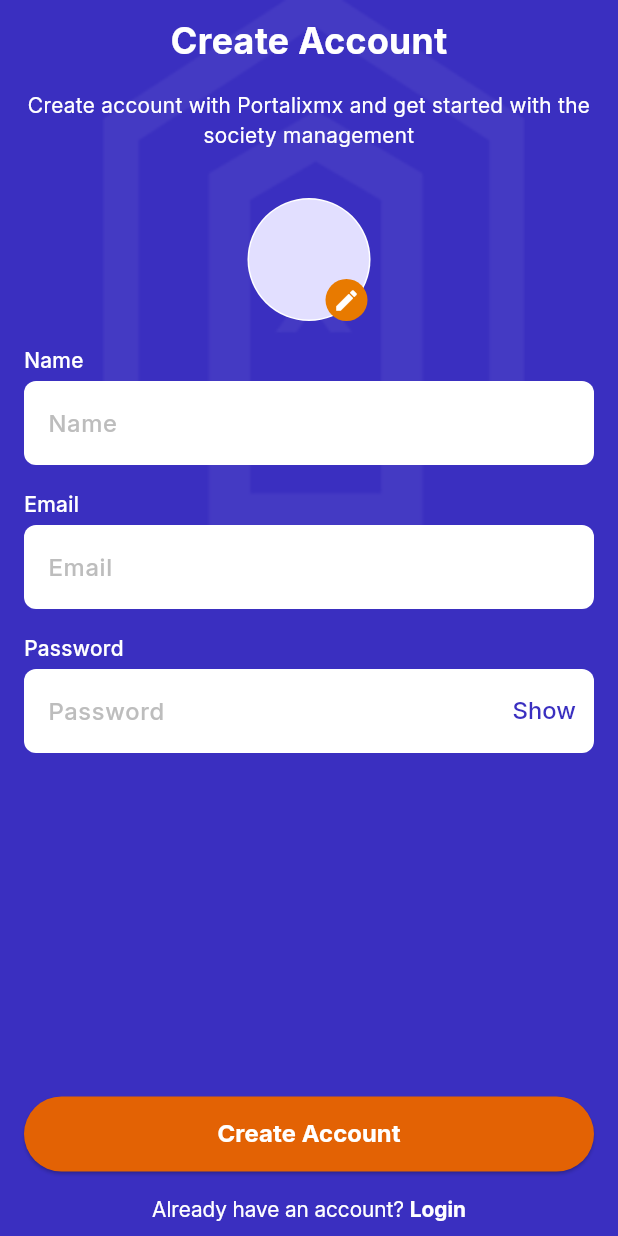
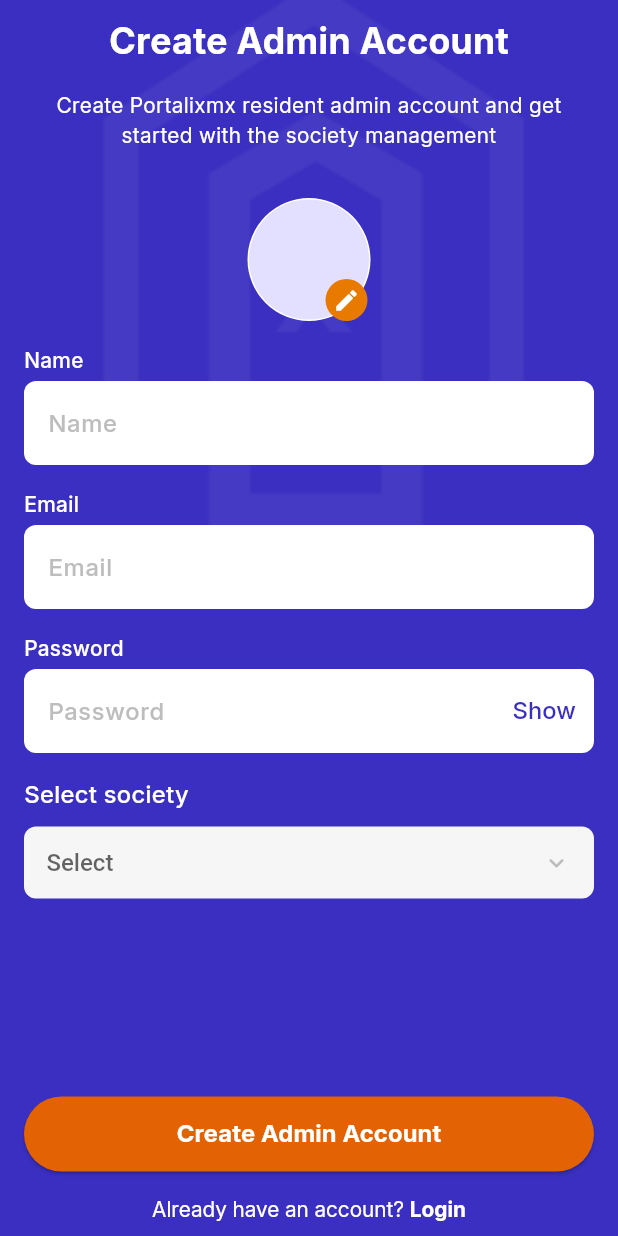
Before and after one commit to SherazAli-67/portalixmx-resident-admin, a Flutter app: the screen it shows after launch, on a phone screen of 412 x 824 dp. Run offline on Flutter 3.47's test engine with Material 3 defaults, Android fonts, the phone set to English and light mode, and no system bars; our stand-ins replace cached_network_image, cloud_firestore, firebase_auth, firebase_core, flutter_svg, fluttertoast and 5 more; accounts and stored records are empty.

Commit message:
Portalixmx Resident admin: Auth completed

```diff
--- /dev/null
+++ b/lib/core/models/society_model.dart
@@ -0,0 +1,23 @@
+class SocietyModel {
+  String id;
+  String name;
+
+  SocietyModel({
+    required this.id,
+    required this.name,
+  });
+
+  Map<String, dynamic> toMap() {
+    return {
+      'id': id,
+      'name': name,
+    };
+  }
+
+  factory SocietyModel.fromMap(Map<String, dynamic> map) {
+    return SocietyModel(
+      id: map['id'] ?? 0,
+      name: map['name'] ?? '',
+    );
+  }
+}
--- a/lib/core/models/user_model.dart
+++ b/lib/core/models/user_model.dart
@@ -6,7 +6,7 @@
   final DateTime createdAt;
   final String? profileImg;
   final VehicleInformation? vehicleInformation;
-  final String? societyID;
+  final String societyID;
   final List<String> emergencyContacts;
 
   UserModel({
@@ -16,7 +16,7 @@
     required this.createdAt,
     this.profileImg,
     this.phoneNum,
-    this.societyID,
+    required this.societyID,
     this.vehicleInformation,
     this.emergencyContacts = const [],
   });
--- a/lib/core/res/firebase_constant.dart
+++ b/lib/core/res/firebase_constant.dart
@@ -1,5 +1,7 @@
 class FirebaseConst {
+  static const residentAdminCol = 'resident-admins';
   static const residentsCol = 'residents';
+  static const societiesCol = 'societies';
   static const visitorsCol = 'visitors';
   static const guestsDirectoryCol = 'guests_directory';
   static const complaintsCol = 'complaints';
--- a/lib/l10n/app_en.arb
+++ b/lib/l10n/app_en.arb
@@ -1,7 +1,7 @@
 {
   "@@locale": "en",
   "appTitle": "Portalixmx",
-  "residentLogin" :"Resident Login",
+  "residentLogin" :"Resident Admin Login",
   "email" : "Email",
   "password" : "Password",
    "login" : "Login",
@@ -97,14 +97,14 @@
   "accessRequestPending" : "The request for {accessTitle} is already in pending state",
   "accessRequestSubmitted" : "The request for {accessTitle} is submitted to Portalix Admin",
 
-  "createAccount" : "Create Account",
-  "createAccountDescription" : "Create account with Portalixmx and get started with the society management",
+  "createAccount" : "Create Admin Account",
+  "createAccountDescription" : "Create Portalixmx resident admin account and get started with the society management",
+  "selectSociety" : "Select society",
   "alreadyHaveAnAccount" : "Already have an account? ",
   "dontHaveAnAccount" : "Don't have an account? ",
   "completeProfile" : "Complete Profile",
   "completeProfileDescription" : "Please provide the rest information to complete your profile",
   "additionalDetails" : "Additional Details",
-
   "pleaseEnterName" : "Please enter name",
   "pleaseEnterContactNumber" : "Please enter contact number",
   "pleaseEnterCarPlateNumber" : "Please enter car plate number",
--- a/lib/l10n/app_localizations.dart
+++ b/lib/l10n/app_localizations.dart
@@ -107,7 +107,7 @@
   /// No description provided for @residentLogin.
   ///
   /// In en, this message translates to:
-  /// **'Resident Login'**
+  /// **'Resident Admin Login'**
   String get residentLogin;
 
   /// No description provided for @email.
@@ -647,14 +647,20 @@
   /// No description provided for @createAccount.
   ///
   /// In en, this message translates to:
-  /// **'Create Account'**
+  /// **'Create Admin Account'**
   String get createAccount;
 
   /// No description provided for @createAccountDescription.
   ///
   /// In en, this message translates to:
-  /// **'Create account with Portalixmx and get started with the society management'**
+  /// **'Create Portalixmx resident admin account and get started with the society management'**
   String get createAccountDescription;
+
+  /// No description provided for @selectSociety.
+  ///
+  /// In en, this message translates to:
+  /// **'Select society'**
+  String get selectSociety;
 
   /// No description provided for @alreadyHaveAnAccount.
   ///
--- a/lib/l10n/app_localizations_en.dart
+++ b/lib/l10n/app_localizations_en.dart
@@ -12,7 +12,7 @@
   String get appTitle => 'Portalixmx';
 
   @override
-  String get residentLogin => 'Resident Login';
+  String get residentLogin => 'Resident Admin Login';
 
   @override
   String get email => 'Email';
@@ -296,11 +296,14 @@
   }
 
   @override
-  String get createAccount => 'Create Account';
+  String get createAccount => 'Create Admin Account';
 
   @override
   String get createAccountDescription =>
-      'Create account with Portalixmx and get started with the society management';
+      'Create Portalixmx resident admin account and get started with the society management';
+
+  @override
+  String get selectSociety => 'Select society';
 
   @override
   String get alreadyHaveAnAccount => 'Already have an account? ';
--- a/lib/l10n/app_localizations_es.dart
+++ b/lib/l10n/app_localizations_es.dart
@@ -296,11 +296,14 @@
   }
 
   @override
-  String get createAccount => 'Create Account';
+  String get createAccount => 'Create Admin Account';
 
   @override
   String get createAccountDescription =>
-      'Create account with Portalixmx and get started with the society management';
+      'Create Portalixmx resident admin account and get started with the society management';
+
+  @override
+  String get selectSociety => 'Select society';
 
   @override
   String get alreadyHaveAnAccount => 'Already have an account? ';
--- a/lib/presentation/screens/authentication/create_account_page.dart
+++ b/lib/presentation/screens/authentication/create_account_page.dart
@@ -2,6 +2,8 @@
 import 'package:flutter/gestures.dart';
 import 'package:flutter/material.dart';
 import 'package:go_router/go_router.dart';
+import 'package:portalixmx_resident_admin/core/models/society_model.dart';
+import 'package:portalixmx_resident_admin/presentation/widgets/app_dropdown_widget.dart';
 import 'package:provider/provider.dart';
 import '../../../core/common_ui.dart';
 import '../../../core/res/app_colors.dart';
@@ -91,6 +93,7 @@
                     AppTextField(title: localization.name, controller: _nameController, hintText: localization.name,),
                     AppTextField(title: localization.email, controller: _emailController, hintText: localization.email,textInputType: TextInputType.emailAddress,),
                     AppTextField(title: localization.password, controller: _passwordController, hintText: localization.password, isPassword: true,),
+                    AppDropdownWidget<SocietyModel>(title: localization.selectSociety, list: _provider.societies, value: _provider.selectedSociety, onChanged: (val)=> _provider.onSelectSocietyTap(val), getTitle: (item) => item.name)
                   ],
                 ),
               ),
@@ -127,7 +130,7 @@
     if(isError != null){
       CommonUI.showSnackBarMessage(context, isError: true, message: isError, title: "Signup failed");
     }else{
-      context.push(NamedRoutes.completeProfile.routeName);
+      context.go(NamedRoutes.home.routeName);
     }
   }
 }
--- a/lib/presentation/widgets/app_dropdown_widget.dart
+++ b/lib/presentation/widgets/app_dropdown_widget.dart
@@ -32,20 +32,20 @@
           foregroundDecoration: !isResident
               ? BoxDecoration(
             color: AppColors.fillColorGrey,
-            borderRadius: .circular(99),
+            borderRadius: .circular(8),
           )
               : null,
           padding: const .symmetric(horizontal: 15),
           decoration: BoxDecoration(
               color: AppColors.fillColorGrey,
-              borderRadius: .circular(99)),
+              borderRadius: .circular(8)),
           child: DropdownButton<dynamic>(
             value: value,
             isExpanded: true,
             icon: const Icon(Icons.keyboard_arrow_down_rounded),
             iconSize: 20,
             menuMaxHeight: 150,
-            borderRadius: .circular(10),
+            borderRadius: .circular(8),
             style: AppTextStyles.hintTextStyle,
             underline: const SizedBox(),
             hint: Text('Select',),
--- a/lib/router/app_router.dart
+++ b/lib/router/app_router.dart
@@ -1,14 +1,11 @@
-import 'package:firebase_auth/firebase_auth.dart';
 import 'package:flutter/cupertino.dart';
 import 'package:go_router/go_router.dart';
 import '../core/models/access_request_model.dart';
-import '../core/models/community_event_model.dart';
 import '../core/models/complaints_model.dart';
 import '../presentation/screens/authentication/create_account_page.dart';
 import '../presentation/screens/authentication/forget_password_page.dart';
 import '../presentation/screens/authentication/login_page.dart';
 import '../presentation/screens/authentication/otp_page.dart';
-import '../presentation/screens/complete_profile_screen/complete_profile_screen.dart';
 import '../presentation/screens/main_menu/access/access_page.dart';
 import '../presentation/screens/main_menu/access/access_summary_page.dart';
 import '../presentation/screens/main_menu/homepage/home_page.dart';
@@ -23,7 +20,6 @@
   initialLocation: NamedRoutes.createAccount.routeName,
   routes: [
     GoRoute(path: NamedRoutes.createAccount.routeName, builder: (ctx, state)=> CreateAccountPage()),
-    GoRoute(path: NamedRoutes.completeProfile.routeName, builder: (ctx, state)=> CompleteProfileScreen()),
     GoRoute(path: NamedRoutes.login.routeName, builder: (ctx, state)=> LoginPage()),
       GoRoute(path: NamedRoutes.forgetPassword.routeName, builder: (ctx, state)=> ForgetPasswordPage()),
       StatefulShellRoute.indexedStack(
@@ -54,7 +50,7 @@
     GoRoute(path: NamedRoutes.verifyOtp.routeName, builder: (ctx, state)=> VerifyOTPPage()),
 
   ],
-  redirect: (BuildContext context, GoRouterState state) {
+/*  redirect: (BuildContext context, GoRouterState state) {
     final isAuthenticated = FirebaseAuth.instance.currentUser != null;
     final isOnLoginPage = state.matchedLocation == NamedRoutes.login.routeName;
     final isOnSignupPage = state.matchedLocation == NamedRoutes.createAccount.routeName;
@@ -71,7 +67,7 @@
     }
 
     return null;
-  },
+  },*/
 );
 
 enum NamedRoutes {
@@ -86,7 +82,6 @@
   accessRequestDetail('/access-request-detail'),
   complaintSummary('/complaint-detail'),
   privacyPolicy('/privacy-policy'),
-  completeProfile('/complete-profile'),
   verifyOtp('/verify-otp')
   ;
   final String routeName;
--- a/lib/services/user_service/user_service.dart
+++ b/lib/services/user_service/user_service.dart
@@ -12,7 +12,7 @@
   Future<UserModel?> getCurrentUser() async {
     try{
       String currentUID = _auth.currentUser!.uid;
-     final docSnap = await _firestore.collection(FirebaseConst.residentsCol).doc(currentUID).get();
+     final docSnap = await _firestore.collection(FirebaseConst.residentAdminCol).doc(currentUID).get();
      if(docSnap.exists){
        return UserModel.fromMap(docSnap.data()!);
      }
```
Also changed, not shown: lib/main.dart (+2 -10 lines), lib/presentation/screens/authentication/login_page.dart (+9 -47 lines), lib/presentation/screens/complete_profile_screen/complete_profile_screen.dart (deleted, +0 -130 lines), lib/presentation/screens/main_menu/homepage/home_page.dart (+14 -1 lines), lib/providers/authentication_provider/authentication_provider.dart (+34 -19 lines), lib/services/auth_service/auth_service.dart (+20 -5 lines).
